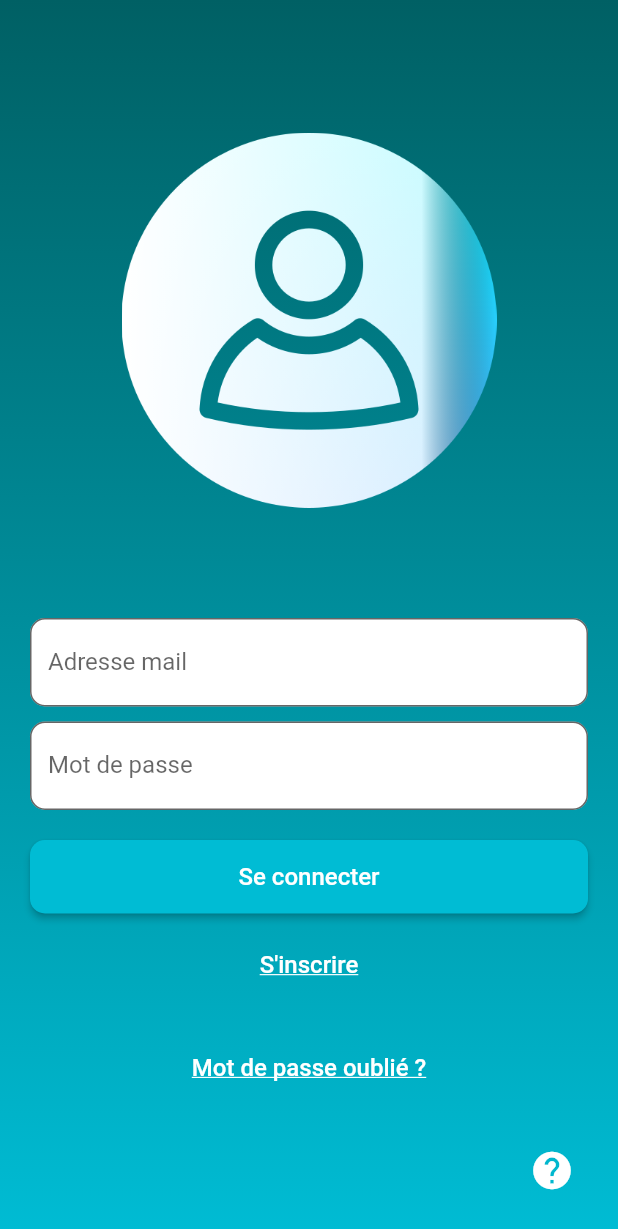
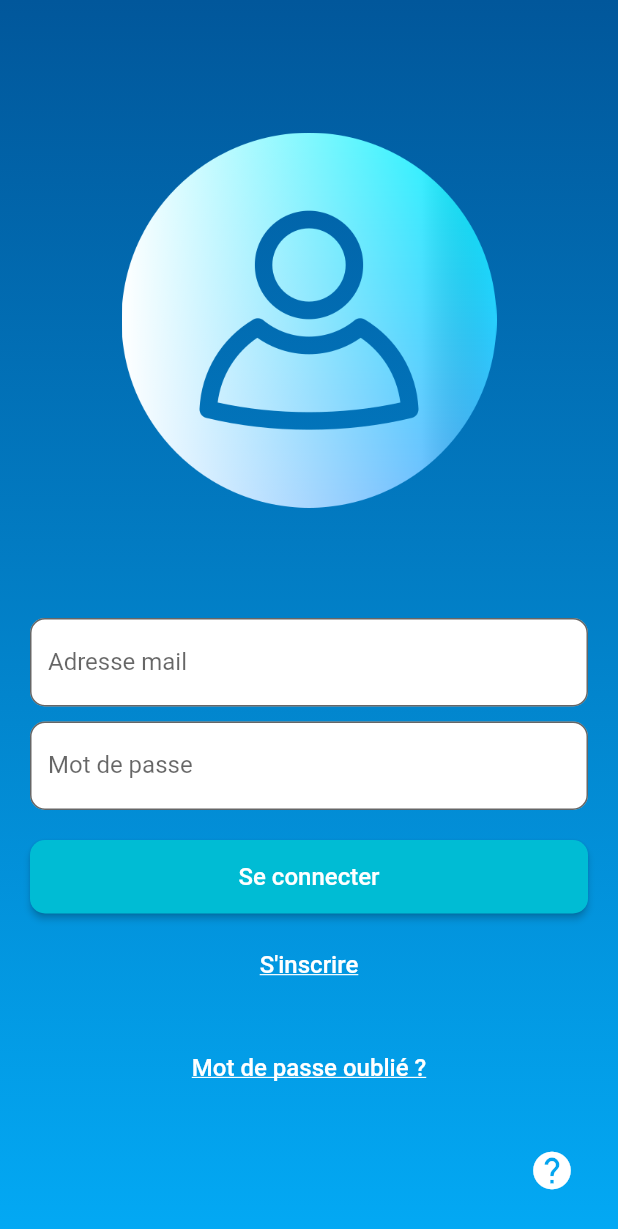
Before and after one commit to naoufal-mft/EconomiZ, a Flutter app: the screen it shows after launch, after a tap on "Commencer", on a phone screen of 412 x 824 dp. Shown: the top 1229 px of the screen. Run offline on Flutter 3.47's test engine with Material 2 defaults, Android fonts, the phone set to English and light mode, and no system bars; our stand-ins replace sqflite; accounts and stored records are empty.

```diff
--- a/lib/login_page.dart
+++ b/lib/login_page.dart
@@ -26,8 +26,8 @@ class _CustomLoginPageState extends State<CustomLoginPage> {
         decoration: BoxDecoration(
           gradient: LinearGradient(
             colors: [
-              Colors.cyan.shade900,
-              Colors.cyan.shade500,
+              Colors.lightBlue.shade900,
+              Colors.lightBlue.shade500,
             ],
             begin: Alignment.topCenter,
             end: Alignment.bottomCenter,
@@ -48,7 +48,7 @@ class _CustomLoginPageState extends State<CustomLoginPage> {
                         return LinearGradient(
                           colors: [
                             Colors.white,
-                            Colors.white.withOpacity(0.8),
+                            Colors.white.withOpacity(0.2),
                             Colors.transparent,
                           ],
                           stops: [0.0, 0.8, 1.0],
--- a/lib/splash_page.dart
+++ b/lib/splash_page.dart
@@ -50,8 +50,8 @@ class _SplashScreenState extends State<SplashScreen> with SingleTickerProviderSt
             begin: Alignment.topCenter,
             end: Alignment.bottomCenter,
             colors: [
-              Colors.tealAccent,
-              Colors.blue.shade900,
+              Colors.white,
+              Colors.lightBlue,
             ],
           ),
           borderRadius: BorderRadius.only(
@@ -82,7 +82,7 @@ class _SplashScreenState extends State<SplashScreen> with SingleTickerProviderSt
                     );
                   },
                   style: ElevatedButton.styleFrom(
-                    primary: Colors.cyan.shade900,
+                    primary: Colors.lightBlue.shade800,
                     shape: RoundedRectangleBorder(
                       borderRadius: BorderRadius.circular(30),
                     ),
--- a/pubspec.yaml
+++ b/pubspec.yaml
@@ -56,7 +56,9 @@ flutter:
   assets:
     - assets/user.png
     - assets/eco.gif
-    - assets/6oa.gif
+    - assets/main.png
+    - assets/econo.gif
+
   # The following line ensures that the Material Icons font is
   # included with your application, so that you can use the icons in
   # the material Icons class.
```
Also changed, not shown: assets/6oa.gif (deleted), assets/appLogo.png (deleted), assets/econo.gif, assets/logo2.png (deleted), assets/main.png.
